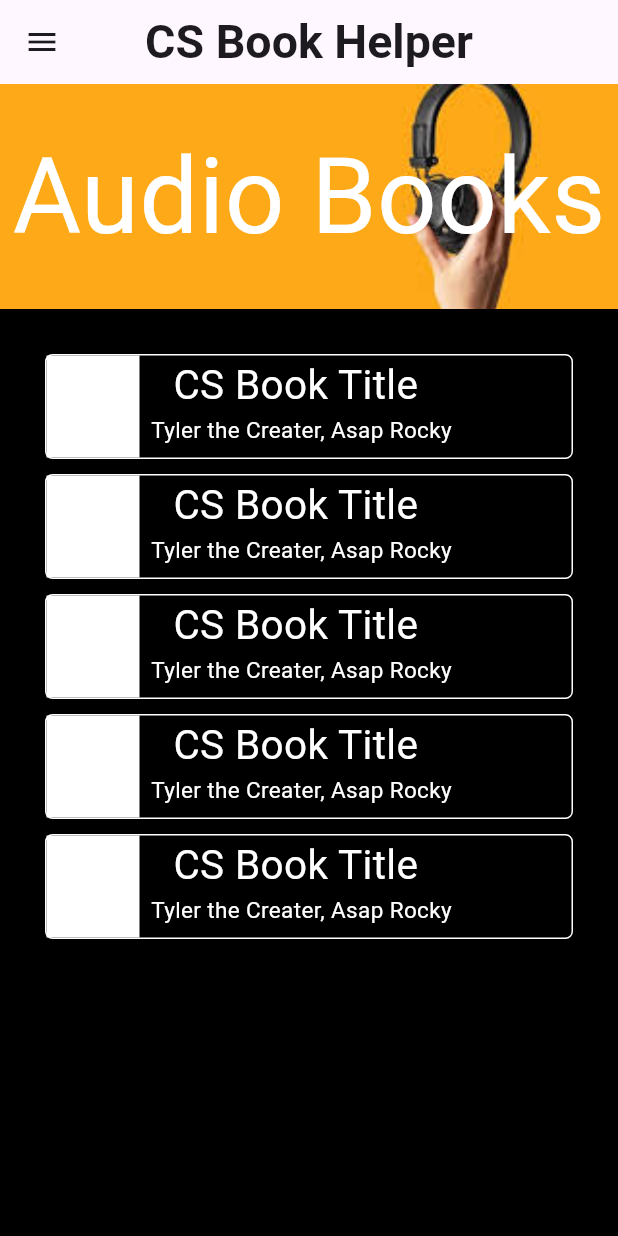
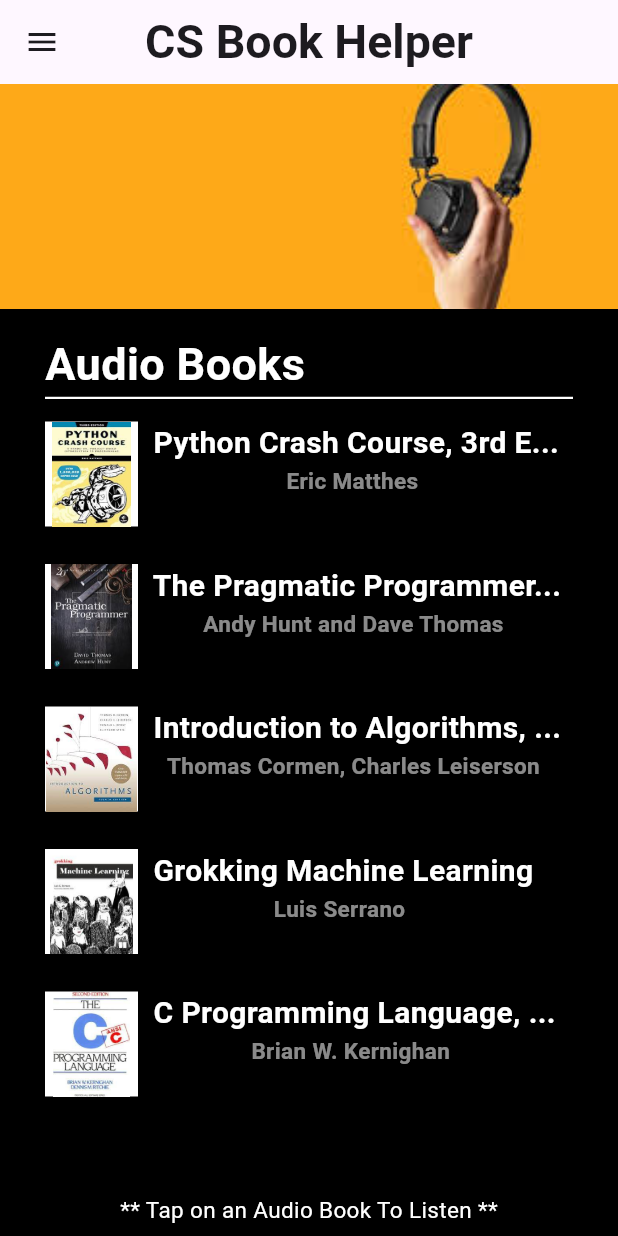
Before and after one commit to ElijahY123/BookHelper, a Flutter app: the screen it shows after launch, on a phone screen of 412 x 824 dp. Run offline on Flutter 3.47's test engine with Material 3 defaults, Android fonts, the phone set to English and light mode, and no system bars; our stand-ins replace csv, google_fonts.

Commit message:
finished UI for AudioBooks page

```diff
--- a/lib/Models/model.dart
+++ b/lib/Models/model.dart
@@ -16,3 +16,35 @@
   }
 
 }
+
+class AudioBooksModel {
+
+  List books = [
+    {
+      "image": "assets/Images/pythonCrashCourse.jpg",
+      "title": " Python Crash Course, 3rd E...",
+      "author": "Eric Matthes"
+    },
+    {
+      "image": "assets/Images/pragmaticProgrammer.jpg",
+      "title": " The Pragmatic Programmer...",
+      "author": "Andy Hunt and Dave Thomas"
+    },
+    {
+      "image": "assets/Images/introToAlgo.jpg",
+      "title": " Introduction to Algorithms, ...",
+      "author": "Thomas Cormen, Charles Leiserson"
+    },
+    {
+      "image": "assets/Images/grokking.jpg",
+      "title": " Grokking Machine Learning",
+      "author": "Luis Serrano"
+    },
+    {
+      "image": "assets/Images/CProgLang.jpg",
+      "title": " C Programming Language, ...",
+      "author": "Brian W. Kernighan"
+    }
+  ];
+
+}
--- a/lib/views/audioBook.dart
+++ b/lib/views/audioBook.dart
@@ -1,7 +1,9 @@
 import 'package:flutter/gestures.dart';
 import 'package:flutter/material.dart';
 import 'package:google_fonts/google_fonts.dart';
+import 'package:group_d_final/Models/model.dart';
 
+AudioBooksModel booksModel = AudioBooksModel();
 
 class AudioBook extends StatelessWidget {
   const AudioBook({super.key});
@@ -10,8 +12,7 @@
   Widget build(BuildContext context) {
     return Scaffold(
       backgroundColor: Colors.black,
-      body: Center(
-        child: ListView(
+      body: ListView(
               children: [
                 Stack(
                   children: [
@@ -29,26 +30,47 @@
                               fit: BoxFit.cover
                             ),
                           ),
-                          child: Center(
-                            child:  Text(
+                        ),
+                        const SizedBox(
+                          height: 15,
+                        ),
+                        Row(
+                          children: [
+                            Padding(
+                              padding: const EdgeInsets.only(left: 30, right: 30),
+                                child: Container(
+                                          height: 45,
+                                          width: MediaQuery.of(context).size.width - 60,
+                                          decoration: const BoxDecoration(
+                                             border: Border(
+                                                bottom: BorderSide(
+                                                color: Colors.white,
+                                                width: 1.5
+                                                )
+                                              ),
+                                          ),
+                                          child: Text(
                                             "Audio Books",
                                             style: GoogleFonts.aBeeZee(
                                               textStyle: const TextStyle(
-                                  fontSize: 70,
-                                  color: Colors.white
+                                                fontSize: 30,
+                                                color: Colors.white,
+                                                fontWeight: FontWeight.bold
                                               ),
                                             ),
                                           ),
+                              )
                             ),
+                          ],
                         ),
                         const SizedBox(
-                          height: 30,
+                          height: 15,
                         ),
                         SingleChildScrollView(
                             child: Column(
-                              children: List.generate(5, (index) {
+                              children: List.generate(booksModel.books.length, (index) {
                                 return Padding(
-                                    padding: const EdgeInsets.only(left: 30, right: 30, bottom: 10),
+                                    padding: const EdgeInsets.only(left: 30, right: 30, bottom: 25),
                                   child: GestureDetector(
                                     onTap: () {},
                                     child: Row(
@@ -59,37 +81,46 @@
                                           decoration: BoxDecoration(
                                             color: Colors.transparent,
                                             borderRadius: BorderRadius.circular(5),
-                                            border: Border.all(color: Colors.white)
+                                            //border: Border.all(color: Colors.white)
                                           ),
                                           child: Row(
                                             children: [
                                               Container(
                                                 width: MediaQuery.of(context).size.width - 350,
                                                 height: 70,
-                                                decoration: const BoxDecoration(
+                                                decoration: BoxDecoration(
                                                   color: Colors.white,
+                                                  image: DecorationImage(
+                                                      image: AssetImage(
+                                                        booksModel.books[index]['image'],
+                                                      )
+                                                  )
                                                 ),
                                               ),
-                                              const Column(
+                                              const SizedBox(
+                                                width: 5,
+                                              ),
+                                              Column(
                                                 children: [
                                                   Text(
-                                                    "CS Book Title",
-                                                    style: TextStyle(
-                                                      fontSize: 27,
-                                                      color: Colors.white
+                                                    booksModel.books[index]['title'],
+                                                    style: const TextStyle(
+                                                      fontSize: 20,
+                                                      color: Colors.white,
+                                                        fontWeight: FontWeight.bold
                                                     ),
+                                                    textAlign: TextAlign.left,
                                                   ),
                                                   Text(
-                                                    "  Tyler the Creater, Asap Rocky",
-                                                    style: TextStyle(
+                                                    booksModel.books[index]['author'],
+                                                    style: const TextStyle(
                                                       fontSize: 15,
-                                                      color: Colors.white
+                                                      color: Colors.white54,
+                                                      fontWeight: FontWeight.bold,
                                                     ),
+                                                    textAlign: TextAlign.left
                                                   ),
                                                 ],
-                                              ),
-                                              const SizedBox(
-                                                width: 10,
                                               ),
                                             ],
                                           ),
@@ -101,6 +132,16 @@
                               }
                               ),
                             ),
+                        ),
+                        const SizedBox(
+                          height: 40,
+                        ),
+                        const Text(
+                          "** Tap on an Audio Book To Listen **",
+                          style: TextStyle(
+                            color: Colors.white,
+                            fontSize: 15
+                          ),
                         )
                       ],
                     ),
@@ -108,7 +149,6 @@
                 ),
               ],
         )
-      ),
     );
   }
 
--- a/pubspec.yaml
+++ b/pubspec.yaml
@@ -68,6 +68,11 @@
   assets:
     - assets/
     - assets/Images/audioBanner.jpg
+    - assets/Images/pythonCrashCourse.jpg
+    - assets/Images/pragmaticProgrammer.jpg
+    - assets/Images/introToAlgo.jpg
+    - assets/Images/grokking.jpg
+    - assets/Images/CProgLang.jpg
 
   # An image asset can refer to one or more resolution-specific "variants", see
   # https://flutter.dev/assets-and-images/#resolution-aware
```
Also changed, not shown: assets/Images/CProgLang.jpg (added), assets/Images/grokking.jpg (added), assets/Images/introToAlgo.jpg (added), assets/Images/pragmaticProgrammer.jpg (added), assets/Images/pythonCrashCourse.jpg (added). Lines whose indentation alone changed are shown as unchanged.
